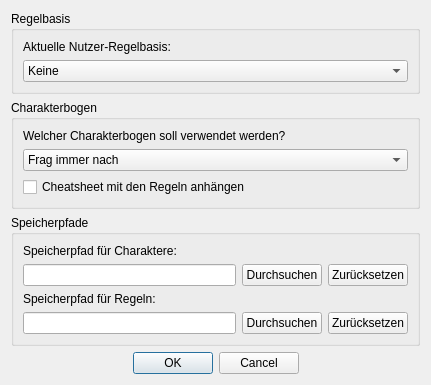
Qt form UI/Einstellungen.ui (Aeolitus/Sephrasto) before a commit.
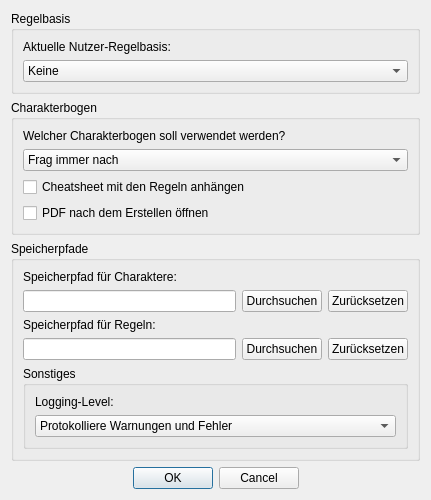
The same form after that commit.

Commit message: Expanded Settings to add in the option to open the PDF upon creation as well as the Log Level. The Log Level is updated when it gets changed. Adding new Settings fields now does not crash Sephrasto if an old Settings file is present.

The edit to the form file:
```diff
--- a/UI/Einstellungen.ui
+++ b/UI/Einstellungen.ui
@@ -10,7 +10,7 @@
     <x>0</x>
     <y>0</y>
     <width>431</width>
-    <height>357</height>
+    <height>458</height>
    </rect>
   </property>
   <property name="windowTitle">
@@ -99,6 +99,13 @@
             </property>
            </widget>
           </item>
+          <item>
+           <widget class="QCheckBox" name="checkPDFOpen">
+            <property name="text">
+             <string>PDF nach dem Erstellen öffnen</string>
+            </property>
+           </widget>
+          </item>
          </layout>
         </widget>
        </item>
@@ -171,6 +178,50 @@
             </item>
            </layout>
           </item>
+          <item>
+           <widget class="QGroupBox" name="groupBox_4">
+            <property name="title">
+             <string>Sonstiges</string>
+            </property>
+            <layout class="QVBoxLayout" name="verticalLayout_6">
+             <item>
+              <widget class="QLabel" name="label_5">
+               <property name="text">
+                <string>Logging-Level:</string>
+               </property>
+              </widget>
+             </item>
+             <item>
+              <widget class="QComboBox" name="comboLogging">
+               <property name="sizePolicy">
+                <sizepolicy hsizetype="Preferred" vsizetype="Fixed">
+                 <horstretch>0</horstretch>
+                 <verstretch>0</verstretch>
+                </sizepolicy>
+               </property>
+               <property name="currentIndex">
+                <number>1</number>
+               </property>
+               <item>
+                <property name="text">
+                 <string>Protokolliere nur Fehler</string>
+                </property>
+               </item>
+               <item>
+                <property name="text">
+                 <string>Protokolliere Warnungen und Fehler</string>
+                </property>
+               </item>
+               <item>
+                <property name="text">
+                 <string>Protokolliere auch Debugging-Informationen</string>
+                </property>
+               </item>
+              </widget>
+             </item>
+            </layout>
+           </widget>
+          </item>
          </layout>
         </widget>
        </item>
```
The commit also changes 5 other files.
